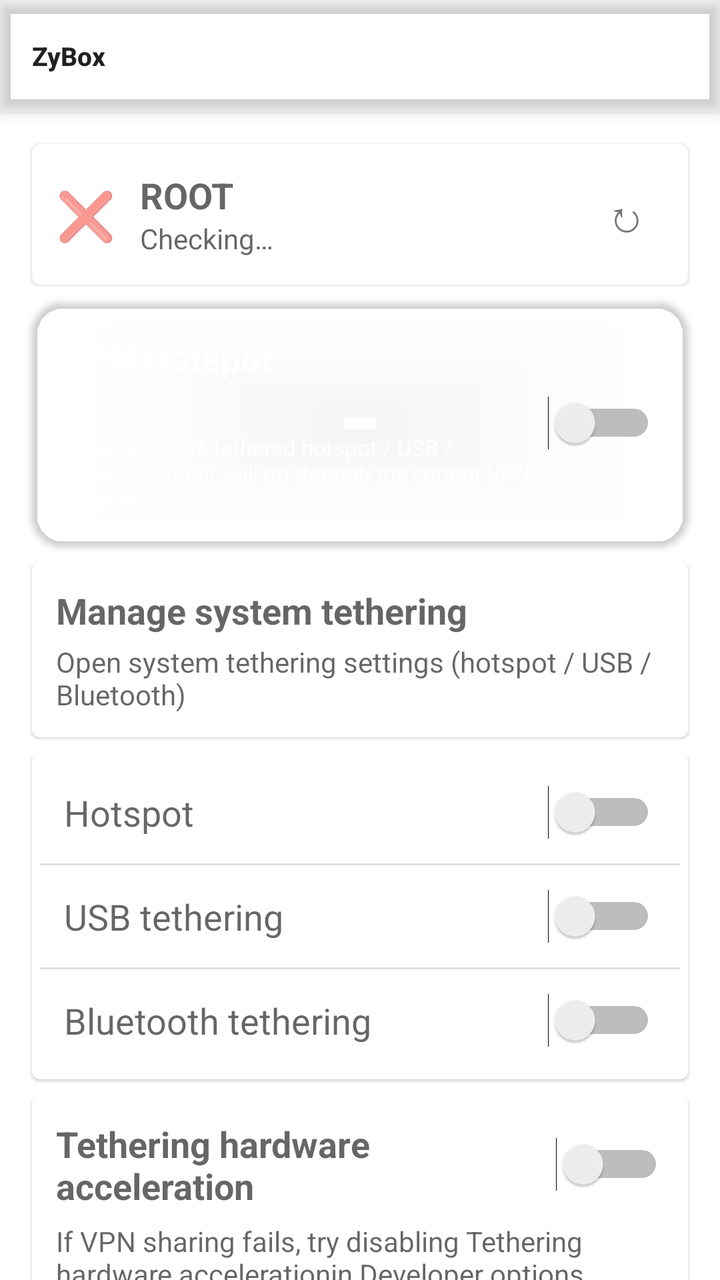
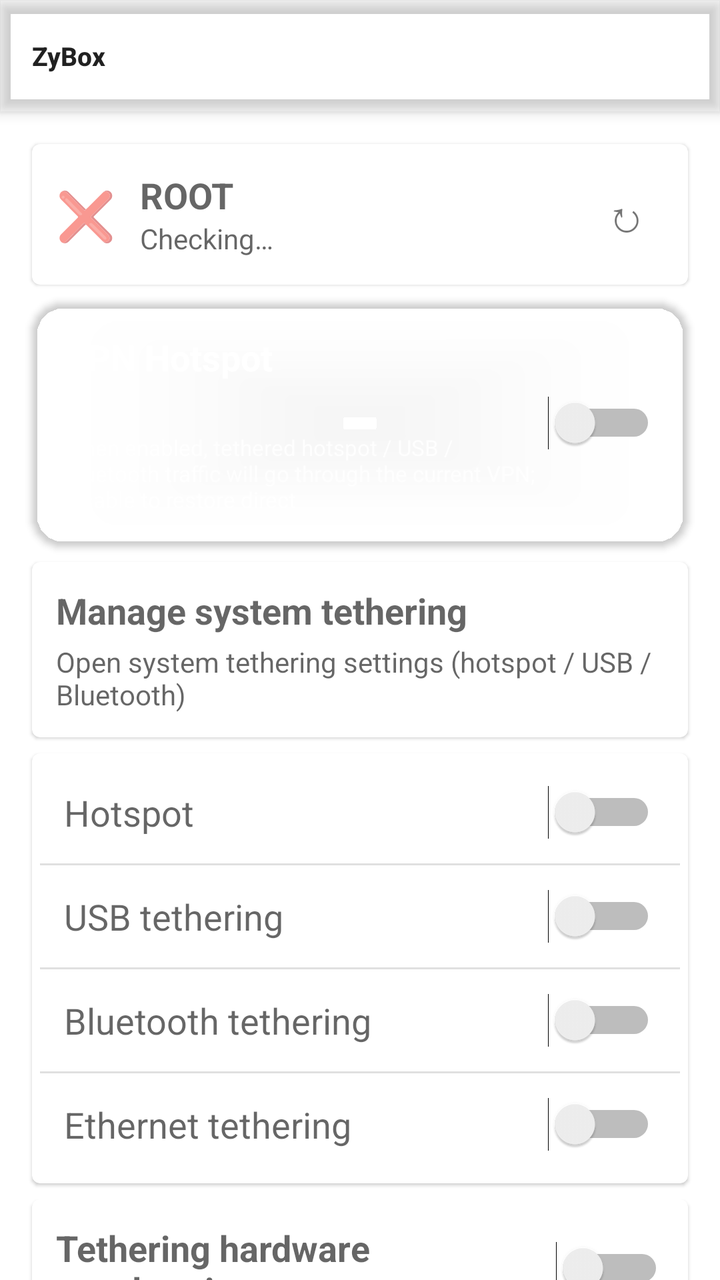

An Android layout rendered at two revisions. The XML below is the earlier revision; the diff shows what the commit changed to produce the second picture.
<!-- AndroidManifest.xml: application theme Theme.Start -->
<!-- res/layout/layout_vpn_hotspot.xml -->
<?xml version="1.0" encoding="utf-8"?>
<LinearLayout xmlns:android="http://schemas.android.com/apk/res/android"
    xmlns:app="http://schemas.android.com/apk/res-auto"
    android:layout_width="match_parent"
    android:layout_height="match_parent"
    android:orientation="vertical"
    android:background="?android:windowBackground">

    <include
        layout="@layout/layout_appbar"
        android:layout_width="match_parent"
        android:layout_height="wrap_content" />

    <androidx.core.widget.NestedScrollView
        android:layout_width="match_parent"
        android:layout_height="match_parent"
        android:overScrollMode="never"
        android:scrollbars="none">

        <LinearLayout
            android:layout_width="match_parent"
            android:layout_height="wrap_content"
            android:orientation="vertical"
            android:padding="12dp">

            
            <com.google.android.material.card.MaterialCardView
                android:layout_width="match_parent"
                android:layout_height="wrap_content"
                android:layout_margin="4dp"
                app:cardElevation="1dp">

                <LinearLayout
                    android:layout_width="match_parent"
                    android:layout_height="wrap_content"
                    android:gravity="center_vertical"
                    android:orientation="horizontal"
                    android:padding="12dp">

                    <TextView
                        android:id="@+id/hotspot_root_status"
                        android:layout_width="wrap_content"
                        android:layout_height="wrap_content"
                        android:text="❌"
                        android:textSize="24sp" />

                    <LinearLayout
                        android:layout_width="0dp"
                        android:layout_height="wrap_content"
                        android:layout_marginStart="12dp"
                        android:layout_weight="1"
                        android:orientation="vertical">

                        <TextView
                            android:layout_width="wrap_content"
                            android:layout_height="wrap_content"
                            android:text="@string/vpn_hotspot_root_status"
                            android:textAppearance="?android:attr/textAppearanceMedium"
                            android:textStyle="bold" />

                        <TextView
                            android:id="@+id/hotspot_root_hint"
                            android:layout_width="wrap_content"
                            android:layout_height="wrap_content"
                            android:text="@string/vpn_hotspot_root_checking"
                            android:textAppearance="?android:attr/textAppearanceSmall"
                            android:textColor="?android:attr/textColorSecondary" />
                    </LinearLayout>

                    <TextView
                        android:id="@+id/hotspot_root_refresh"
                        android:layout_width="wrap_content"
                        android:layout_height="wrap_content"
                        android:background="?android:attr/selectableItemBackground"
                        android:padding="8dp"
                        android:text="↻"
                        android:textSize="22sp" />
                </LinearLayout>
            </com.google.android.material.card.MaterialCardView>

            
            <com.google.android.material.card.MaterialCardView
                android:id="@+id/hotspot_toggle_card"
                android:layout_width="match_parent"
                android:layout_height="wrap_content"
                android:layout_margin="4dp"
                android:layout_marginTop="12dp"
                app:cardBackgroundColor="?colorPrimary"
                app:cardCornerRadius="16dp"
                app:cardElevation="2dp">

                <LinearLayout
                    android:layout_width="match_parent"
                    android:layout_height="wrap_content"
                    android:gravity="center_vertical"
                    android:orientation="horizontal"
                    android:padding="16dp">

                    <LinearLayout
                        android:layout_width="0dp"
                        android:layout_height="wrap_content"
                        android:layout_weight="1"
                        android:orientation="vertical">

                        <TextView
                            android:id="@+id/hotspot_toggle_title"
                            android:layout_width="wrap_content"
                            android:layout_height="wrap_content"
                            android:text="@string/vpn_hotspot_toggle"
                            android:textColor="@android:color/white"
                            android:textSize="18sp"
                            android:textStyle="bold" />

                        <TextView
                            android:id="@+id/hotspot_toggle_state"
                            android:layout_width="wrap_content"
                            android:layout_height="wrap_content"
                            android:layout_marginTop="2dp"
                            android:textColor="#B3FFFFFF"
                            android:textSize="13sp" />

                        <TextView
                            android:layout_width="match_parent"
                            android:layout_height="wrap_content"
                            android:layout_marginTop="6dp"
                            android:text="@string/vpn_hotspot_toggle_desc"
                            android:textColor="#CCFFFFFF"
                            android:textSize="11sp" />
                    </LinearLayout>

                    <Switch
                        android:id="@+id/hotspot_toggle_switch"
                        android:layout_width="wrap_content"
                        android:layout_height="wrap_content" />
                </LinearLayout>
            </com.google.android.material.card.MaterialCardView>



            
            <com.google.android.material.card.MaterialCardView
                android:id="@+id/hotspot_manage"
                android:layout_width="match_parent"
                android:layout_height="wrap_content"
                android:layout_margin="4dp"
                android:layout_marginTop="12dp"
                app:cardElevation="1dp">

                <LinearLayout
                    android:layout_width="match_parent"
                    android:layout_height="wrap_content"
                    android:orientation="vertical"
                    android:padding="12dp">

                    <TextView
                        android:layout_width="wrap_content"
                        android:layout_height="wrap_content"
                        android:text="@string/vpn_hotspot_manage"
                        android:textAppearance="?android:attr/textAppearanceMedium"
                        android:textStyle="bold" />

                    <TextView
                        android:layout_width="match_parent"
                        android:layout_height="wrap_content"
                        android:layout_marginTop="4dp"
                        android:text="@string/vpn_hotspot_manage_desc"
                        android:textAppearance="?android:attr/textAppearanceSmall"
                        android:textColor="?android:attr/textColorSecondary" />
                </LinearLayout>
            </com.google.android.material.card.MaterialCardView>
            
            <com.google.android.material.card.MaterialCardView
                android:layout_width="match_parent"
                android:layout_height="wrap_content"
                android:layout_margin="4dp"
                android:layout_marginTop="12dp"
                app:cardElevation="1dp">

                <LinearLayout
                    android:layout_width="match_parent"
                    android:layout_height="wrap_content"
                    android:orientation="vertical"
                    android:padding="4dp">

                    <LinearLayout
                        android:layout_width="match_parent"
                        android:layout_height="wrap_content"
                        android:gravity="center_vertical"
                        android:orientation="horizontal"
                        android:padding="12dp">

                        <TextView
                            android:layout_width="0dp"
                            android:layout_height="wrap_content"
                            android:layout_weight="1"
                            android:text="@string/vpn_hotspot_wifi"
                            android:textAppearance="?android:attr/textAppearanceMedium" />

                        <Switch
                            android:id="@+id/hotspot_wifi_switch"
                            android:layout_width="wrap_content"
                            android:layout_height="wrap_content" />
                    </LinearLayout>

                    <View
                        android:layout_width="match_parent"
                        android:layout_height="1dp"
                        android:background="?android:attr/listDivider" />

                    <LinearLayout
                        android:layout_width="match_parent"
                        android:layout_height="wrap_content"
                        android:gravity="center_vertical"
                        android:orientation="horizontal"
                        android:padding="12dp">

                        <TextView
                            android:layout_width="0dp"
                            android:layout_height="wrap_content"
                            android:layout_weight="1"
                            android:text="@string/vpn_hotspot_usb"
                            android:textAppearance="?android:attr/textAppearanceMedium" />

                        <Switch
                            android:id="@+id/hotspot_usb_switch"
                            android:layout_width="wrap_content"
                            android:layout_height="wrap_content" />
                    </LinearLayout>

                    <View
                        android:layout_width="match_parent"
                        android:layout_height="1dp"
                        android:background="?android:attr/listDivider" />

                    <LinearLayout
                        android:layout_width="match_parent"
                        android:layout_height="wrap_content"
                        android:gravity="center_vertical"
                        android:orientation="horizontal"
                        android:padding="12dp">

                        <TextView
                            android:layout_width="0dp"
                            android:layout_height="wrap_content"
                            android:layout_weight="1"
                            android:text="@string/vpn_hotspot_bt"
                            android:textAppearance="?android:attr/textAppearanceMedium" />

                        <Switch
                            android:id="@+id/hotspot_bt_switch"
                            android:layout_width="wrap_content"
                            android:layout_height="wrap_content" />
                    </LinearLayout>
                </LinearLayout>
            </com.google.android.material.card.MaterialCardView>

            
            <com.google.android.material.card.MaterialCardView
                android:layout_width="match_parent"
                android:layout_height="wrap_content"
                android:layout_margin="4dp"
                android:layout_marginTop="12dp"
                app:cardElevation="1dp">

                <LinearLayout
                    android:layout_width="match_parent"
                    android:layout_height="wrap_content"
                    android:orientation="vertical"
                    android:padding="12dp">

                    <LinearLayout
                        android:layout_width="match_parent"
                        android:layout_height="wrap_content"
                        android:gravity="center_vertical"
                        android:orientation="horizontal">

                        <TextView
                            android:layout_width="0dp"
                            android:layout_height="wrap_content"
                            android:layout_weight="1"
                            android:text="@string/vpn_hotspot_hw"
                            android:textAppearance="?android:attr/textAppearanceMedium"
                            android:textStyle="bold" />

                        <Switch
                            android:id="@+id/hotspot_hw"
                            android:layout_width="wrap_content"
                            android:layout_height="wrap_content" />
                    </LinearLayout>

                    <TextView
                        android:layout_width="match_parent"
                        android:layout_height="wrap_content"
                        android:layout_marginTop="6dp"
                        android:text="@string/vpn_hotspot_hw_desc"
                        android:textAppearance="?android:attr/textAppearanceSmall"
                        android:textColor="?android:attr/textColorSecondary" />
                </LinearLayout>
            </com.google.android.material.card.MaterialCardView>

        </LinearLayout>
    </androidx.core.widget.NestedScrollView>
</LinearLayout>
<!-- res/layout/layout_appbar.xml (included above) -->
<?xml version="1.0" encoding="utf-8"?>
<com.google.android.material.appbar.AppBarLayout xmlns:android="http://schemas.android.com/apk/res/android"
    xmlns:app="http://schemas.android.com/apk/res-auto"
    android:id="@+id/appbar"
    android:layout_width="match_parent"
    android:layout_height="?attr/actionBarSize"
    android:background="?attr/colorPrimary"
    android:elevation="4dp">

    <com.google.android.material.appbar.MaterialToolbar
        android:id="@+id/toolbar"
        android:layout_width="match_parent"
        android:layout_height="match_parent"
        android:background="?attr/colorPrimary"
        android:theme="?actionBarTheme"
        android:touchscreenBlocksFocus="false"
        app:popupTheme="@style/ThemeOverlay.AppCompat.DayNight"
        app:title="@string/app_name"
        app:titleTextAppearance="@style/ZyBoxToolbarTitle" />
</com.google.android.material.appbar.AppBarLayout>
<!-- resources referenced by this layout -->
<resources>
  <string name="app_name" translatable="false">ZyBox</string>
  <string name="vpn_hotspot_bt">Bluetooth tethering</string>
  <string name="vpn_hotspot_hw">Tethering hardware acceleration</string>
  <string name="vpn_hotspot_hw_desc">If VPN sharing fails, try disabling "Tethering hardware acceleration" in Developer options</string>
  <string name="vpn_hotspot_manage">Manage system tethering</string>
  <string name="vpn_hotspot_manage_desc">Open system tethering settings (hotspot / USB / Bluetooth)</string>
  <string name="vpn_hotspot_root_checking">Checking…</string>
  <string name="vpn_hotspot_root_status">ROOT</string>
  <string name="vpn_hotspot_toggle">VPN Hotspot</string>
  <string name="vpn_hotspot_toggle_desc">When enabled, tethered hotspot / USB / Bluetooth traffic will go through the current VPN; disable to restore direct</string>
  <string name="vpn_hotspot_usb">USB tethering</string>
  <string name="vpn_hotspot_wifi">Hotspot</string>
  <style name="ZyBoxToolbarTitle" parent="TextAppearance.Widget.AppCompat.Toolbar.Title">
          <item name="android:textSize">13sp</item>
          <item name="android:textStyle">bold</item>
      </style>
  <style name="Theme.Start" parent="Theme.MaterialComponents.DayNight">
          <item name="android:navigationBarColor">@android:color/transparent</item>
          <item name="colorPrimary">@android:color/transparent</item>
          <item name="colorPrimaryDark">@android:color/transparent</item>
          <item name="android:backgroundDimEnabled">false</item>
          <item name="android:windowNoTitle">true</item>
          <item name="windowActionBar">false</item>
          <item name="windowNoTitle">true</item>
      </style>
</resources>

<!-- the commit's change to res/layout/layout_vpn_hotspot.xml (unified diff, before → after) -->
@@ -248,6 +248,31 @@
 
                         <Switch
                             android:id="@+id/hotspot_bt_switch"
+                            android:layout_width="wrap_content"
+                            android:layout_height="wrap_content" />
+                    </LinearLayout>
+
+                    <View
+                        android:layout_width="match_parent"
+                        android:layout_height="1dp"
+                        android:background="?android:attr/listDivider" />
+
+                    <LinearLayout
+                        android:layout_width="match_parent"
+                        android:layout_height="wrap_content"
+                        android:gravity="center_vertical"
+                        android:orientation="horizontal"
+                        android:padding="12dp">
+
+                        <TextView
+                            android:layout_width="0dp"
+                            android:layout_height="wrap_content"
+                            android:layout_weight="1"
+                            android:text="@string/vpn_hotspot_ethernet"
+                            android:textAppearance="?android:attr/textAppearanceMedium" />
+
+                        <Switch
+                            android:id="@+id/hotspot_ethernet_switch"
                             android:layout_width="wrap_content"
                             android:layout_height="wrap_content" />
                     </LinearLayout>
<!-- resource entries referenced after the edit -->
@@ -2,6 +2,7 @@
 <resources>
   <string name="app_name" translatable="false">ZyBox</string>
   <string name="vpn_hotspot_bt">Bluetooth tethering</string>
+  <string name="vpn_hotspot_ethernet">Ethernet tethering</string>
   <string name="vpn_hotspot_hw">Tethering hardware acceleration</string>
   <string name="vpn_hotspot_hw_desc">If VPN sharing fails, try disabling "Tethering hardware acceleration" in Developer options</string>
   <string name="vpn_hotspot_manage">Manage system tethering</string>
